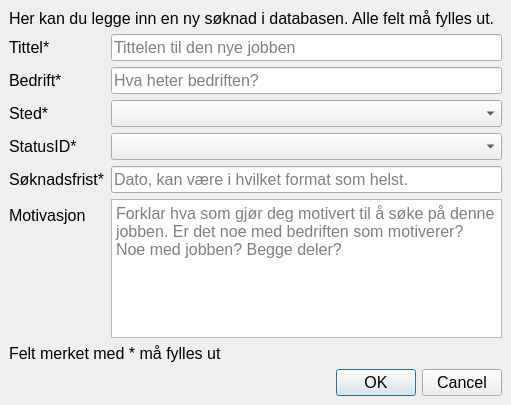
Qt form src/jobb/QT/jobber/jobber/newjob.ui (andersbo87/sources) before a commit.
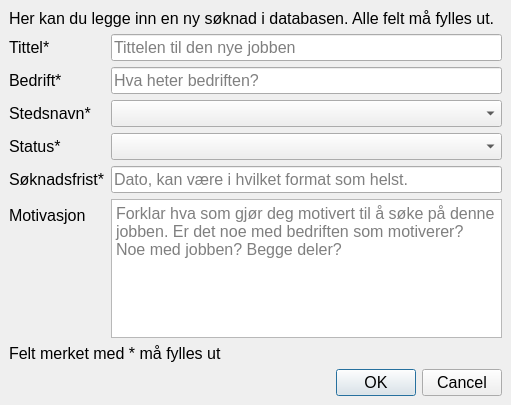
The same form after that commit. Icons and pictures are not drawn.

Commit message: Små endringer i newjob.ui og viewjobs.ui (byttet 'StedID' med 'Stedsnavn' og 'StatusID' med 'Status'.

Diff of the .ui file:
```diff
--- a/src/jobb/QT/jobber/jobber/newjob.ui
+++ b/src/jobb/QT/jobber/jobber/newjob.ui
@@ -72,7 +72,7 @@
     <item row="3" column="0">
      <widget class="QLabel" name="labelStedid">
       <property name="text">
-       <string>Sted*</string>
+       <string>Stedsnavn*</string>
       </property>
      </widget>
     </item>
@@ -82,7 +82,7 @@
     <item row="4" column="0">
      <widget class="QLabel" name="labelStatusID">
       <property name="text">
-       <string>StatusID*</string>
+       <string>Status*</string>
       </property>
      </widget>
     </item>
```
The commit also changes 2 other files.
